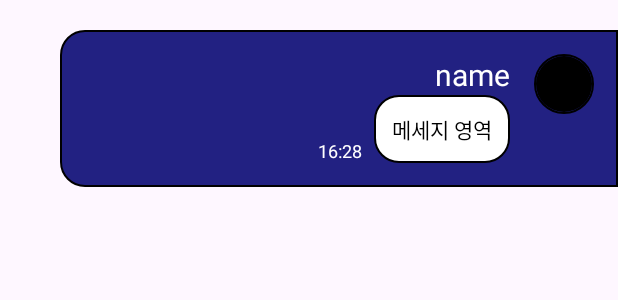
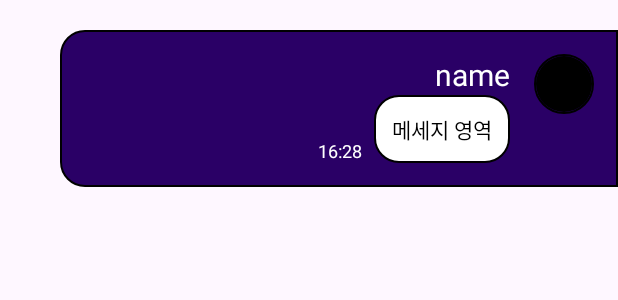
Before and after one commit to ChoKwangEun1021/Tonight, an Android app: the layout recycler_view_my_chat.xml on its own in the app's theme, with its tools: preview values and no code run, on a phone screen of 412 x 824 dp. Shown: the top 300 px of the screen. Run offline under Robolectric (Android 15) with nearby library versions, the phone set to English and light mode, and no system bars.

Commit message:
체팅 구현,풀 머지 완료 / 프라이머리 컬러 완료

```diff
--- a/app/src/main/java/com/weare2024/tonight/activites/ChatingActivity.kt
+++ b/app/src/main/java/com/weare2024/tonight/activites/ChatingActivity.kt
@@ -53,7 +53,7 @@ class ChatingActivity : AppCompatActivity() {
         val nickname = G.name
         val image = G.image
         val msg = binding.et.text.toString()
-        val time = SimpleDateFormat("HH:mm", Locale.KOREA).format(Date())
+        val time = SimpleDateFormat("hh:mm", Locale.KOREA).format(Date())
 
         val item = ChatData(nickname, msg, time, image)
         val chatRef: CollectionReference = Firebase.firestore.collection(room)
--- a/app/src/main/res/drawable/bg_my_chatgbox.xml
+++ b/app/src/main/res/drawable/bg_my_chatgbox.xml
@@ -1,7 +1,7 @@
 <?xml version="1.0" encoding="utf-8"?>
 <shape xmlns:android="http://schemas.android.com/apk/res/android" android:shape="rectangle">
     <stroke android:color="@color/black" android:width="1dp"/>
-    <solid android:color="@color/jihoon"/>
+    <solid android:color="@color/jihoony"/>
     <corners android:topLeftRadius="16dp" android:bottomLeftRadius="16dp"/>
 
 </shape>
--- a/app/src/main/res/layout/activity_chating.xml
+++ b/app/src/main/res/layout/activity_chating.xml
@@ -11,7 +11,7 @@
         android:id="@+id/toolvar"
         android:layout_width="match_parent"
         android:layout_height="?attr/actionBarSize"
-        android:background="@color/jihoon"
+        android:background="@drawable/gradient_background"
         app:title="ROME"
         app:titleTextColor="@color/white"
         app:subtitle="nickname"
--- a/app/src/main/res/values/colors.xml
+++ b/app/src/main/res/values/colors.xml
@@ -3,5 +3,8 @@
     <color name="black">#FF000000</color>
     <color name="white">#FFFFFFFF</color>
     <color name="gray">#ffaaaaaa</color>
-    <color name="jihoon">#dd00006f</color>
+    <color name="jihoon">#dd000000</color>
+    <color name="jihoony">#ff2A0066</color>
+    <color name="jihoonw">#ff8d5D5D</color>
+    <color name="jihoonc">#ff00006f</color>
 </resources>
```
Also changed, not shown: app/src/main/res/drawable/bg_gradient_bg_two.xml (added, +12 -0 lines), app/src/main/res/drawable/gradient_background.xml (added, +12 -0 lines).
